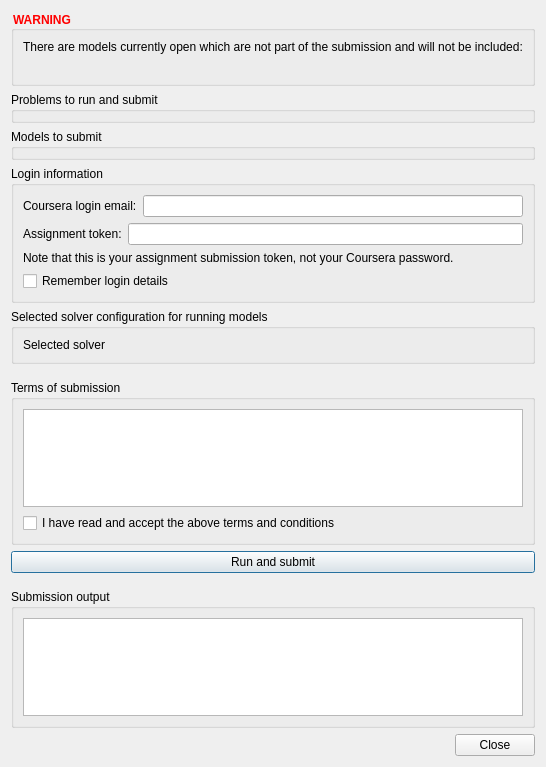
This is MiniZincIDE/moocsubmission.ui in MiniZinc/MiniZincIDE as Qt 5 draws it before an edit. The edited form follows.
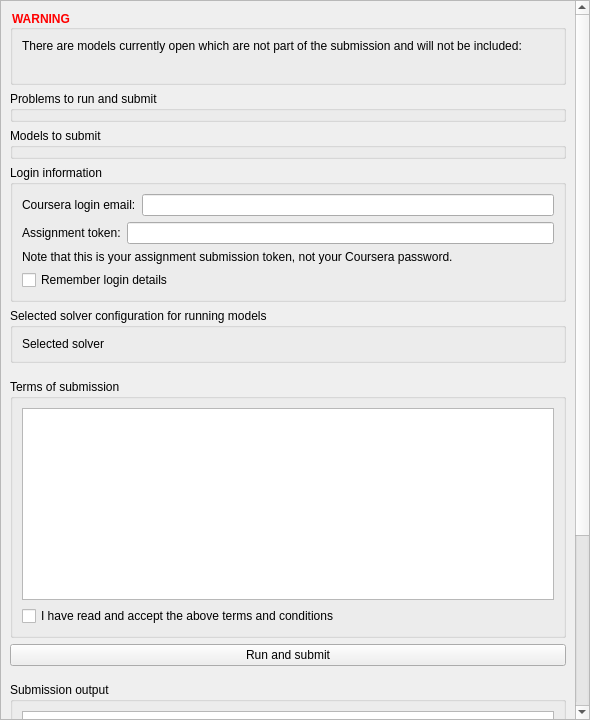
This is the edited form.

Commit message: Allow mooc submission window to scroll

What changed in the file:
```diff
--- a/MiniZincIDE/moocsubmission.ui
+++ b/MiniZincIDE/moocsubmission.ui
@@ -6,8 +6,8 @@
    <rect>
     <x>0</x>
     <y>0</y>
-    <width>521</width>
-    <height>652</height>
+    <width>590</width>
+    <height>720</height>
    </rect>
   </property>
   <property name="sizePolicy">
@@ -20,11 +20,40 @@
    <string>Submit to Coursera</string>
   </property>
   <layout class="QVBoxLayout" name="verticalLayout_3">
+   <property name="spacing">
+    <number>0</number>
+   </property>
+   <property name="leftMargin">
+    <number>0</number>
+   </property>
+   <property name="topMargin">
+    <number>0</number>
+   </property>
+   <property name="rightMargin">
+    <number>0</number>
+   </property>
+   <property name="bottomMargin">
+    <number>0</number>
+   </property>
+   <item>
+    <widget class="QScrollArea" name="scrollArea">
+     <property name="widgetResizable">
+      <bool>true</bool>
+     </property>
+     <widget class="QWidget" name="scrollAreaWidgetContents">
+      <property name="geometry">
+       <rect>
+        <x>0</x>
+        <y>0</y>
+        <width>574</width>
+        <height>1009</height>
+       </rect>
+      </property>
+      <layout class="QVBoxLayout" name="verticalLayout_8">
    <item>
     <widget class="QGroupBox" name="nonSubmissionGroup">
      <property name="font">
       <font>
-       <weight>75</weight>
        <bold>true</bold>
       </font>
      </property>
@@ -266,6 +295,10 @@
      <property name="standardButtons">
       <set>QDialogButtonBox::Close</set>
      </property>
+        </widget>
+       </item>
+      </layout>
+     </widget>
     </widget>
    </item>
   </layout>
```
Lines whose indentation alone changed are shown as unchanged.
